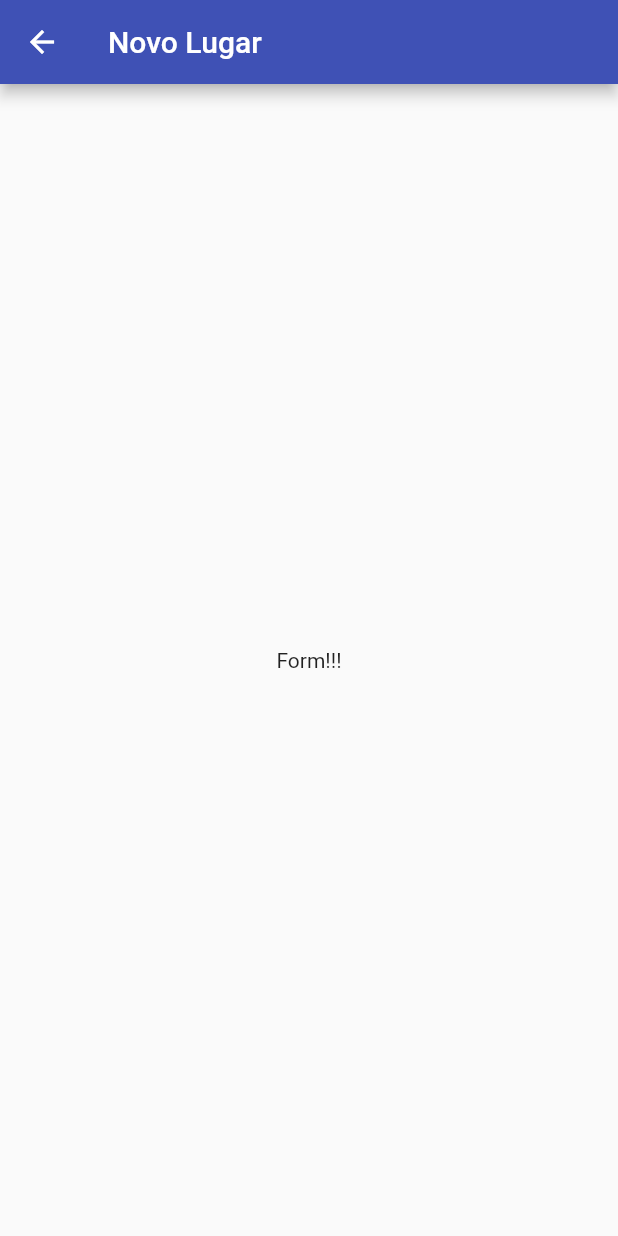
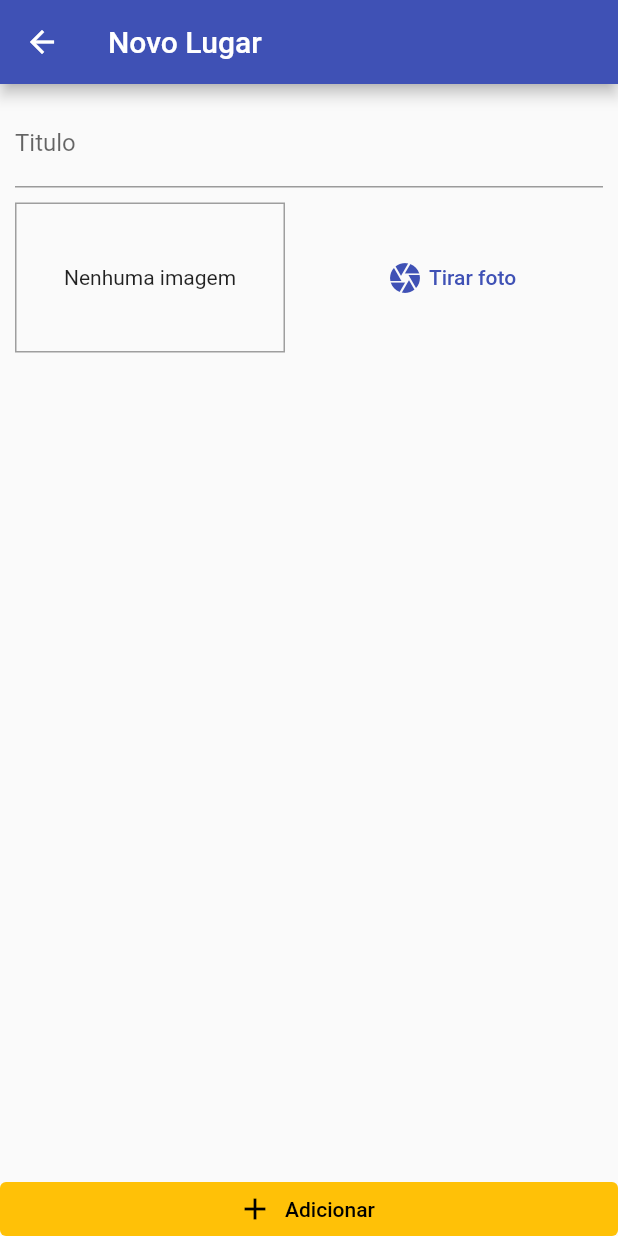
Before and after one commit to diasGustaavo/great_places, a Flutter app: the screen it shows after launch, after a tap on the "add" icon, on a phone screen of 412 x 824 dp. Run offline on Flutter 3.47's test engine with Material 2 defaults, Android fonts, the phone set to English and light mode, and no system bars; our stand-ins replace image_picker; missing offline and left inert: image_picker_for_web.

Commit message:
add formScreen & placesList

```diff
--- a/lib/main.dart
+++ b/lib/main.dart
@@ -1,7 +1,9 @@
 import 'package:flutter/material.dart';
+import 'package:great_places/providers/great_places.dart';
 import 'package:great_places/screens/place_form_screen.dart';
 import 'package:great_places/screens/places_list_screen.dart';
 import 'package:great_places/utils/app_routes.dart';
+import 'package:provider/provider.dart';
 
 void main() {
   runApp(const MyApp());
@@ -13,19 +15,21 @@ class MyApp extends StatelessWidget {
   // This widget is the root of your application.
   @override
   Widget build(BuildContext context) {
-    final ThemeData theme = ThemeData();
-    return MaterialApp(
-      title: 'Great Places',
-      theme: theme.copyWith(
-        colorScheme: theme.colorScheme.copyWith(
+    return ChangeNotifierProvider(
+      create: (context) => GreatPlaces(),
+      child: MaterialApp(
+        theme: ThemeData(
+          colorScheme: ColorScheme.fromSwatch().copyWith(
             primary: Colors.indigo,
             secondary: Colors.amber,
           ),
         ),
+        title: 'Great Places',
         home: const PlacesListScreen(),
         routes: {
           AppRoutes.PLACE_FORM: (context) => PlaceFormScreen(),
         },
+      ),
     );
   }
 }
--- a/lib/screens/place_form_screen.dart
+++ b/lib/screens/place_form_screen.dart
@@ -1,4 +1,9 @@
+import 'dart:io';
+
 import 'package:flutter/material.dart';
+import 'package:great_places/providers/great_places.dart';
+import 'package:great_places/widgets/image_input.dart';
+import 'package:provider/provider.dart';
 
 class PlaceFormScreen extends StatefulWidget {
   const PlaceFormScreen({Key? key}) : super(key: key);
@@ -8,14 +13,69 @@ class PlaceFormScreen extends StatefulWidget {
 }
 
 class _PlaceFormScreenState extends State<PlaceFormScreen> {
+  final _titleController = TextEditingController();
+  File? _pickedImage;
+
+  void _selectedImage(File pickedImage) {
+    _pickedImage = pickedImage;
+  }
+
+  void _submitForm() {
+    if (_titleController.text.isEmpty || _pickedImage == null) return;
+
+    Provider.of<GreatPlaces>(context, listen: false).addPlace(
+      _titleController.text,
+      _pickedImage!,
+    );
+
+    Navigator.of(context).pop();
+  }
+
   @override
   Widget build(BuildContext context) {
     return Scaffold(
       appBar: AppBar(
         title: Text('Novo Lugar'),
       ),
-      body: Center(
-        child: Text('Form!!!'),
+      body: Column(
+        crossAxisAlignment: CrossAxisAlignment.stretch,
+        children: [
+          Expanded(
+            child: SingleChildScrollView(
+              child: Padding(
+                padding: const EdgeInsets.all(10),
+                child: Column(
+                  children: [
+                    TextField(
+                      controller: _titleController,
+                      decoration: InputDecoration(
+                        labelText: 'Titulo',
+                      ),
+                    ),
+                    SizedBox(height: 10),
+                    ImageInput(this._selectedImage),
+                  ],
+                ),
+              ),
+            ),
+          ),
+          ElevatedButton.icon(
+            onPressed: _submitForm,
+            icon: Icon(
+              Icons.add,
+              color: Colors.black,
+            ),
+            label: Text(
+              'Adicionar',
+              style: TextStyle(color: Colors.black),
+            ),
+            style: ElevatedButton.styleFrom(
+              primary: Theme.of(context).colorScheme.secondary,
+              elevation: 0,
+              tapTargetSize: MaterialTapTargetSize.shrinkWrap,
+            ),
+          ),
+        ],
       ),
     );
   }
--- a/lib/screens/places_list_screen.dart
+++ b/lib/screens/places_list_screen.dart
@@ -1,5 +1,7 @@
 import 'package:flutter/material.dart';
+import 'package:great_places/providers/great_places.dart';
 import 'package:great_places/utils/app_routes.dart';
+import 'package:provider/provider.dart';
 
 class PlacesListScreen extends StatelessWidget {
   const PlacesListScreen({Key? key}) : super(key: key);
@@ -18,10 +20,23 @@ class PlacesListScreen extends StatelessWidget {
           )
         ],
       ),
-      body: Center(
-        child: CircularProgressIndicator(
-          color: Theme.of(context).colorScheme.secondary,
+      body: Consumer<GreatPlaces>(
+        child: Center(
+          child: Text('Nenhum local cadastrado!'),
         ),
+        builder: (context, greatPlaces, child) => greatPlaces.itemsCount == 0
+            ? child!
+            : ListView.builder(
+                itemCount: greatPlaces.itemsCount,
+                itemBuilder: (context, i) => ListTile(
+                  leading: CircleAvatar(
+                    backgroundImage:
+                        FileImage(greatPlaces.itemByIndex(i).image),
+                  ),
+                  title: Text(greatPlaces.itemByIndex(i).title),
+                  onTap: () {},
+                ),
+              ),
       ),
     );
   }
--- /dev/null
+++ b/lib/widgets/image_input.dart
@@ -0,0 +1,74 @@
+import 'dart:io';
+
+import 'package:flutter/material.dart';
+import 'package:image_picker/image_picker.dart';
+import 'package:path_provider/path_provider.dart' as syspaths;
+import 'package:path/path.dart' as path;
+
+class ImageInput extends StatefulWidget {
+  final Function onSelectImage;
+  const ImageInput(this.onSelectImage, {Key? key}) : super(key: key);
+
+  @override
+  State<ImageInput> createState() => _ImageInputState();
+}
+
+class _ImageInputState extends State<ImageInput> {
+  File? _storedImage;
+  takePicture() async {
+    final ImagePicker picker = ImagePicker();
+    XFile imageFile = await picker.pickImage(
+      source: ImageSource.camera,
+      maxWidth: 600,
+    ) as XFile;
+
+    setState(() {
+      _storedImage = File(imageFile.path);
+    });
+
+    final appDir = await syspaths.getApplicationDocumentsDirectory();
+    String fileName = path.basename(_storedImage!.path);
+    final savedImage = await _storedImage?.copy(
+      '${appDir.path}/${fileName}',
+    );
+    widget.onSelectImage(savedImage);
+  }
+
+  @override
+  Widget build(BuildContext context) {
+    return Row(
+      children: [
+        Container(
+          width: 180,
+          height: 100,
+          decoration: BoxDecoration(
+            border: Border.all(width: 1, color: Colors.grey),
+          ),
+          alignment: Alignment.center,
+          child: _storedImage != null
+              ? Image.file(
+                  _storedImage!,
+                  width: double.infinity,
+                  fit: BoxFit.cover,
+                )
+              : Text('Nenhuma imagem'),
+        ),
+        SizedBox(width: 10),
+        Expanded(
+          child: TextButton(
+            onPressed: takePicture,
+            child: Row(
+              mainAxisAlignment: MainAxisAlignment.center,
+              crossAxisAlignment: CrossAxisAlignment.center,
+              children: [
+                Icon(Icons.camera),
+                SizedBox(width: 4),
+                Text('Tirar foto'),
+              ],
+            ),
+          ),
+        ),
+      ],
+    );
+  }
+}
--- a/pubspec.yaml
+++ b/pubspec.yaml
@@ -30,6 +30,9 @@ dependencies:
   flutter:
     sdk: flutter
   provider: ^6.0.3
+  image_picker: ^0.8.5+3
+  path_provider: ^2.0.11
+  path: ^1.8.1
 
 
   # The following adds the Cupertino Icons font to your application.
```
Also changed, not shown: lib/generated_plugin_registrant.dart (added, +17 -0 lines), lib/providers/great_places.dart (+19 -0 lines), 1 other file. Lines whose indentation alone changed are shown as unchanged.
